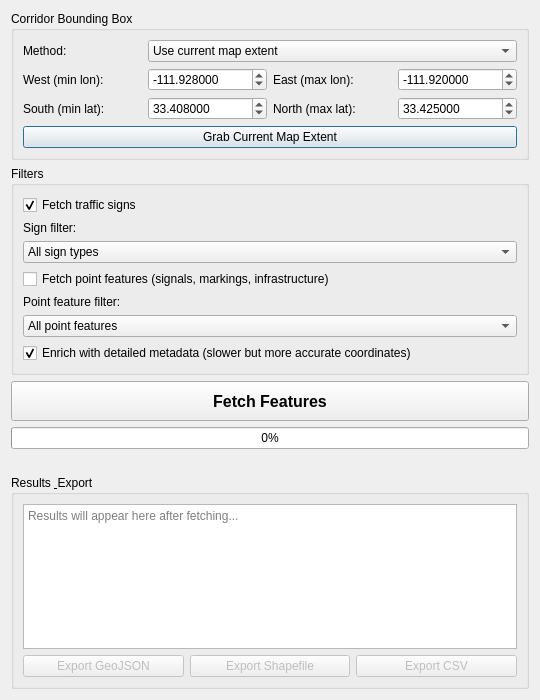
The window that traffic_sign_inventory_dialog_base.ui (Raswanth-Prasath/qgis-traffic-sign-inventory) describes before a commit, drawn with Qt 5.
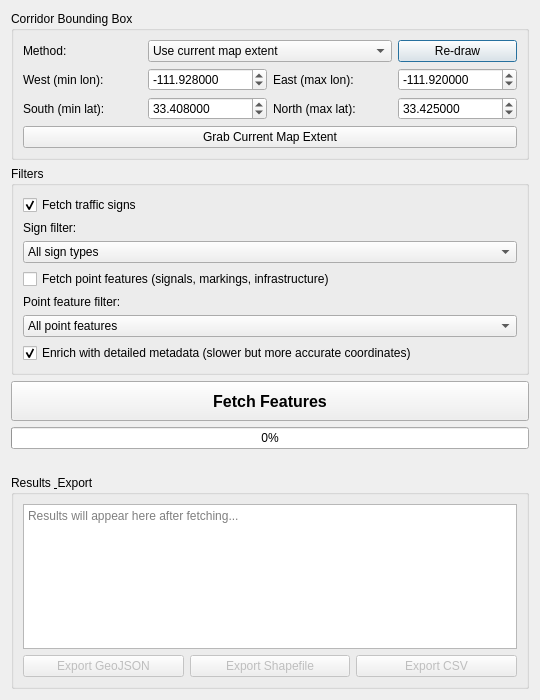
The same window after the commit.

Commit message: ui: rename draw-on-map combo item and add hidden Re-draw button

```diff
--- a/traffic_sign_inventory_dialog_base.ui
+++ b/traffic_sign_inventory_dialog_base.ui
@@ -35,7 +35,7 @@
         </property>
        </widget>
       </item>
-      <item row="0" column="1" colspan="3">
+      <item row="0" column="1" colspan="2">
        <widget class="QComboBox" name="bbox_method">
         <item>
          <property name="text">
@@ -54,6 +54,19 @@
         </item>
        </widget>
       </item>
+      <item row="0" column="3">
+       <widget class="QPushButton" name="redraw_btn">
+        <property name="text">
+         <string>Re-draw</string>
+        </property>
+        <property name="visible">
+         <bool>false</bool>
+        </property>
+        <property name="toolTip">
+         <string>Draw a new rectangle on the map</string>
+        </property>
+       </widget>
+      </item>
       <item row="1" column="0">
        <widget class="QLabel" name="west_label">
         <property name="text">
```
Left out of the diff: 2 changed lines with no effect on the pictures.
